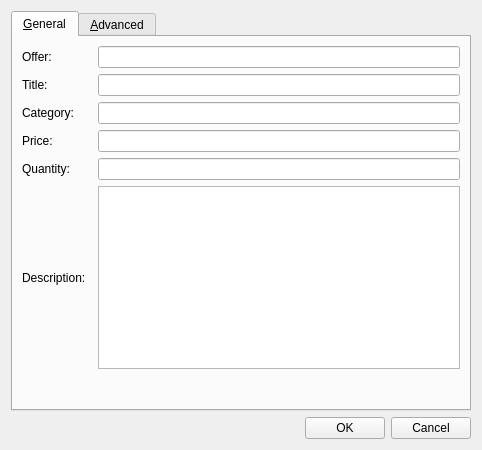
First picture: the form in src/qt/forms/editofferdialog.ui, repository willyko/syscoin2, before the edit.
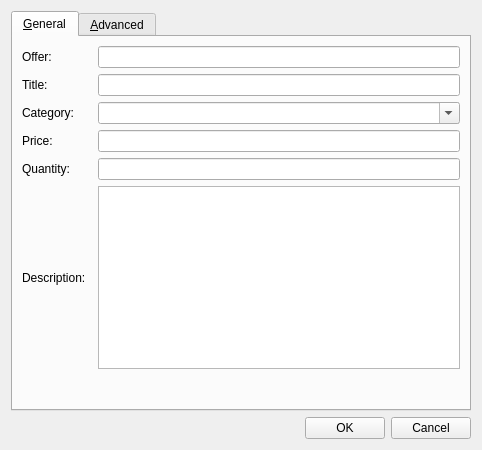
Second picture: the form after the edit. The open tabs and pages were chosen to show the change.

Commit message: add category list

What changed in the file:
```diff
--- a/src/qt/forms/editofferdialog.ui
+++ b/src/qt/forms/editofferdialog.ui
@@ -50,9 +50,6 @@
        <item row="0" column="1">
         <widget class="QLineEdit" name="offerEdit"/>
        </item>
-       <item row="2" column="1">
-        <widget class="QLineEdit" name="categoryEdit"/>
-       </item>
        <item row="3" column="1">
         <widget class="QLineEdit" name="priceEdit"/>
        </item>
@@ -100,6 +97,13 @@
          </property>
         </widget>
        </item>
+       <item row="2" column="1">
+        <widget class="QComboBox" name="categoryEdit">
+         <property name="editable">
+          <bool>true</bool>
+         </property>
+        </widget>
+       </item>
       </layout>
      </widget>
      <widget class="QWidget" name="tab_advanced">
```
Left out of the diff: 2 changed lines with no effect on the pictures. The commit also changes 8 other files.
